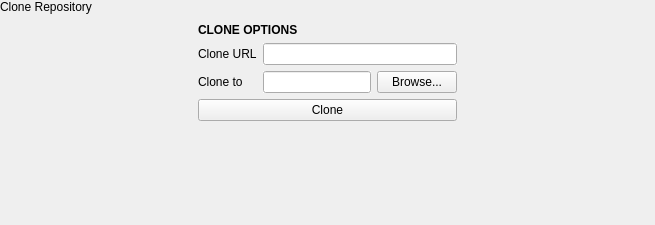
The window that libthebranch/popovers/snapins/clonerepositorysnapin.ui (theCheeseboard/theBranch) describes before a commit, drawn with Qt 5.
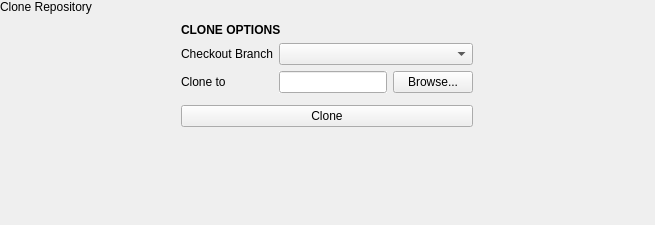
The same window after the commit. The open tabs and pages were chosen to show the change. Icons and pictures are not drawn. Custom widgets are drawn as their Qt base class.

What changed in the file:
```diff
--- a/libthebranch/popovers/snapins/clonerepositorysnapin.ui
+++ b/libthebranch/popovers/snapins/clonerepositorysnapin.ui
@@ -61,13 +61,6 @@
        <item alignment="Qt::AlignHCenter">
         <widget class="QWidget" name="cloneOptionsWidget" native="true">
          <layout class="QGridLayout" name="gridLayout">
-          <item row="2" column="1">
-           <widget class="QLineEdit" name="cloneDirectoryEdit">
-            <property name="autoFillBackground">
-             <bool>true</bool>
-            </property>
-           </widget>
-          </item>
           <item row="0" column="0" colspan="2">
            <widget class="QLabel" name="label">
             <property name="font">
@@ -80,27 +73,30 @@
             </property>
            </widget>
           </item>
-          <item row="2" column="0">
-           <widget class="QLabel" name="label_4">
+          <item row="2" column="0" colspan="3">
+           <widget class="QPushButton" name="cloneButton">
             <property name="text">
-             <string>Clone to</string>
+             <string>Clone</string>
+            </property>
+            <property name="icon">
+             <iconset theme="edit-copy">
+              <normaloff>../../../theBeat/plugins/PhononPlugin</normaloff>../../../theBeat/plugins/PhononPlugin</iconset>
             </property>
            </widget>
           </item>
           <item row="1" column="0">
            <widget class="QLabel" name="label_2">
+            <property name="sizePolicy">
+             <sizepolicy hsizetype="Maximum" vsizetype="Preferred">
+              <horstretch>0</horstretch>
+              <verstretch>0</verstretch>
+             </sizepolicy>
+            </property>
             <property name="text">
              <string>Clone URL</string>
             </property>
            </widget>
           </item>
-          <item row="2" column="2">
-           <widget class="QPushButton" name="browseButton">
-            <property name="text">
-             <string>Browse...</string>
-            </property>
-           </widget>
-          </item>
           <item row="1" column="1" colspan="2">
            <widget class="QLineEdit" name="cloneUrlEdit">
             <property name="autoFillBackground">
@@ -108,17 +104,6 @@
             </property>
            </widget>
           </item>
-          <item row="3" column="0" colspan="3">
-           <widget class="QPushButton" name="cloneButton">
-            <property name="text">
-             <string>Clone</string>
-            </property>
-            <property name="icon">
-             <iconset theme="edit-copy">
-              <normaloff>../../../theBeat/plugins/PhononPlugin</normaloff>../../../theBeat/plugins/PhononPlugin</iconset>
-            </property>
-           </widget>
-          </item>
          </layout>
         </widget>
        </item>
@@ -196,6 +181,122 @@
        </item>
       </layout>
      </widget>
+     <widget class="QWidget" name="branchPage">
+      <layout class="QVBoxLayout" name="verticalLayout_2">
+       <property name="spacing">
+        <number>0</number>
+       </property>
+       <property name="leftMargin">
+        <number>0</number>
+       </property>
+       <property name="topMargin">
+        <number>0</number>
+       </property>
+       <property name="rightMargin">
+        <number>0</number>
+       </property>
+       <property name="bottomMargin">
+        <number>0</number>
+       </property>
+       <item>
+        <widget class="tTitleLabel" name="titleLabel_2">
+         <property name="text">
+          <string>Clone Repository</string>
+         </property>
+        </widget>
+       </item>
+       <item alignment="Qt::AlignHCenter">
+        <widget class="QWidget" name="cloneOptionsWidget_2" native="true">
+         <layout class="QGridLayout" name="gridLayout_3">
+          <item row="1" column="1" colspan="2">
+           <widget class="QComboBox" name="branchComboBox">
+            <property name="sizePolicy">
+             <sizepolicy hsizetype="Expanding" vsizetype="Fixed">
+              <horstretch>0</horstretch>
+              <verstretch>0</verstretch>
+             </sizepolicy>
+            </property>
+           </widget>
+          </item>
+          <item row="2" column="0">
+           <widget class="QLabel" name="label_4">
+            <property name="text">
+             <string>Clone to</string>
+            </property>
+           </widget>
+          </item>
+          <item row="3" column="0" colspan="3">
+           <widget class="tStatusFrame" name="branchStatus">
+            <property name="frameShape">
+             <enum>QFrame::StyledPanel</enum>
+            </property>
+            <property name="frameShadow">
+             <enum>QFrame::Raised</enum>
+            </property>
+           </widget>
+          </item>
+          <item row="4" column="0" colspan="3">
+           <widget class="QPushButton" name="cloneButton_2">
+            <property name="text">
+             <string>Clone</string>
+            </property>
+            <property name="icon">
+             <iconset theme="edit-copy">
+              <normaloff>../../../theBeat/plugins/PhononPlugin</normaloff>../../../theBeat/plugins/PhononPlugin</iconset>
+            </property>
+           </widget>
+          </item>
+          <item row="1" column="0">
+           <widget class="QLabel" name="label_6">
+            <property name="text">
+             <string>Checkout Branch</string>
+            </property>
+           </widget>
+          </item>
+          <item row="0" column="0" colspan="3">
+           <widget class="QLabel" name="label_3">
+            <property name="font">
+             <font>
+              <bold>true</bold>
+             </font>
+            </property>
+            <property name="text">
+             <string>CLONE OPTIONS</string>
+            </property>
+           </widget>
+          </item>
+          <item row="2" column="1">
+           <widget class="QLineEdit" name="cloneDirectoryEdit">
+            <property name="autoFillBackground">
+             <bool>true</bool>
+            </property>
+           </widget>
+          </item>
+          <item row="2" column="2">
+           <widget class="QPushButton" name="browseButton">
+            <property name="text">
+             <string>Browse...</string>
+            </property>
+           </widget>
+          </item>
+         </layout>
+        </widget>
+       </item>
+       <item>
+        <spacer name="verticalSpacer_4">
+         <property name="orientation">
+          <enum>Qt::Vertical</enum>
+         </property>
+         <property name="sizeHint" stdset="0">
+          <size>
+           <width>20</width>
+           <height>98</height>
+          </size>
+         </property>
+        </spacer>
+       </item>
+      </layout>
+     </widget>
     </widget>
    </item>
   </layout>
@@ -224,6 +325,12 @@
    <header location="global">tcircularspinner.h</header>
    <container>1</container>
   </customwidget>
+  <customwidget>
+   <class>tStatusFrame</class>
+   <extends>QFrame</extends>
+   <header location="global">tstatusframe.h</header>
+   <container>1</container>
+  </customwidget>
  </customwidgets>
  <resources/>
  <connections/>
```
